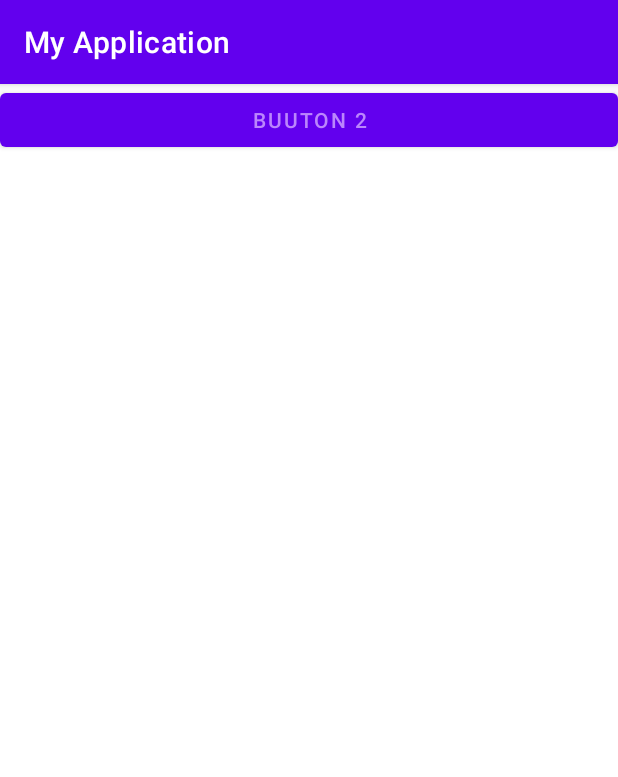
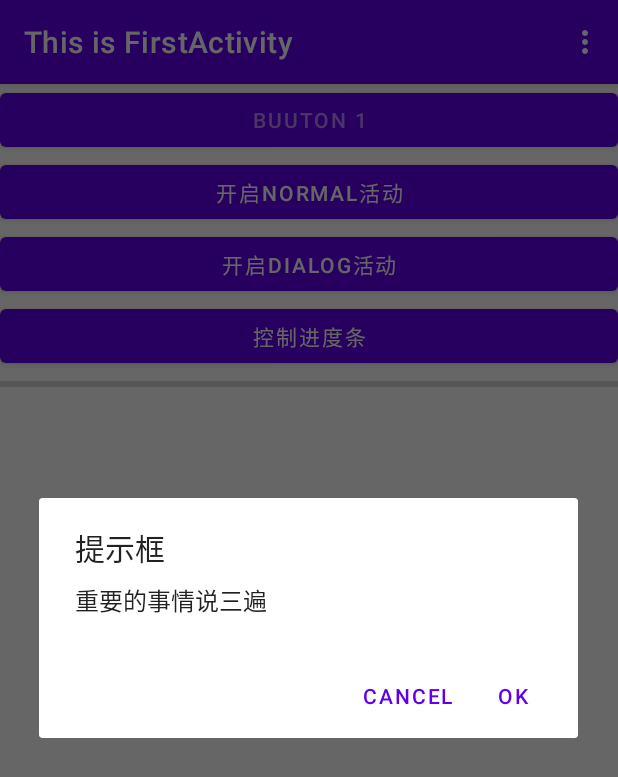
Before and after one commit to CalotteNeo/MyApplication2, an Android app: the screen it shows after launch (SecondActivity before the commit, FirstActivity after it), after a tap on "BUUTON 1", on a phone screen of 412 x 824 dp. Shown: the top 777 px of the screen. Run offline under Robolectric (Android 15) with nearby library versions, the phone set to English and light mode, and no system bars.

Commit message:
学习进度：3.2done

```diff
--- a/app/src/main/java/com/example/myapplication/FirstActivity.java
+++ b/app/src/main/java/com/example/myapplication/FirstActivity.java
@@ -3,8 +3,11 @@ package com.example.myapplication;
 import androidx.annotation.LongDef;
 import androidx.annotation.NonNull;
 import androidx.annotation.Nullable;
+import androidx.appcompat.app.AlertDialog;
 import androidx.appcompat.app.AppCompatActivity;
 
+import android.app.ProgressDialog;
+import android.content.DialogInterface;
 import android.content.Intent;
 import android.net.Uri;
 import android.os.Bundle;
@@ -13,11 +16,12 @@ import android.view.Menu;
 import android.view.MenuItem;
 import android.view.View;
 import android.widget.Button;
+import android.widget.ProgressBar;
 import android.widget.Toast;
 
 import org.jetbrains.annotations.NotNull;
 
-public class FirstActivity extends BasicActivity {
+public class FirstActivity extends AppCompatActivity implements View.OnClickListener{
 
     @Override
     protected void onCreate(Bundle savedInstanceState) {
@@ -26,13 +30,14 @@ public class FirstActivity extends BasicActivity {
         Log.d("FirstActivity","Task-id是"+getTaskId());
         setContentView(R.layout.first_layout);
         Button button1 = (Button)findViewById(R.id.button1);
-        // 用例：启动模式
-        button1.setOnClickListener(new View.OnClickListener() {
-            @Override
-            public void onClick(View v) {
-                SecondActivity.actionStart(FirstActivity.this,"data1","data2");
-            }
-        });
+        button1.setOnClickListener(this);
+//        // 用例：启动模式
+//        button1.setOnClickListener(new View.OnClickListener() {
+//            @Override
+//            public void onClick(View v) {
+//                SecondActivity.actionStart(FirstActivity.this,"data1","data2");
+//            }
+//        });
         // 用例1：显式/隐式Intent
 //        button1.setOnClickListener(new View.OnClickListener() {
 //            @Override
@@ -93,6 +98,24 @@ public class FirstActivity extends BasicActivity {
 //            String tempData = savedInstanceState.getString("data_key");
 //            Log.d("FirstActivity",tempData);
 //        }
+        Button control_progress = (Button) findViewById(R.id.control_progress);
+        ProgressBar progressBar = (ProgressBar) findViewById(R.id.progress_bar);
+        control_progress.setOnClickListener(this);
+//        control_progress.setOnClickListener(new View.OnClickListener() {
+//            @Override
+//            public void onClick(View v) {
+//                // 3.2 用例：点击按钮修改progressbar的可见性
+////                if (progressBar.getVisibility()==View.GONE){
+////                    progressBar.setVisibility(View.VISIBLE);
+////                }else {
+////                    progressBar.setVisibility(View.GONE);
+////                }
+//                int progress = progressBar.getProgress();
+//                progress = progress+10;
+//                progressBar.setProgress(progress);
+//
+//            }
+//        });
     }
 
     @Override
@@ -173,4 +196,38 @@ public class FirstActivity extends BasicActivity {
         String tempData = "你刚刚输入的内容";
         outState.putString("data_key",tempData);
     }
+
+    @Override
+    public void onClick(View v) {
+        switch (v.getId()){
+            case R.id.button1:
+                AlertDialog.Builder dialog = new AlertDialog.Builder(FirstActivity.this);
+                dialog.setTitle("提示框");
+                dialog.setMessage("重要的事情说三遍");
+                dialog.setCancelable(false);
+                dialog.setPositiveButton("OK", new DialogInterface.OnClickListener() {
+                    @Override
+                    public void onClick(DialogInterface dialog, int which) {
+
+                    }
+                });
+                dialog.setNegativeButton("Cancel", new DialogInterface.OnClickListener() {
+                    @Override
+                    public void onClick(DialogInterface dialog, int which) {
+
+                    }
+                });
+                dialog.show();
+                break;
+            case R.id.control_progress:
+                ProgressDialog progressDialog = new ProgressDialog(FirstActivity.this);
+                progressDialog.setTitle("这是一个progressDialog");
+                progressDialog.setMessage("Loading...");
+                progressDialog.setCancelable(false);
+                progressDialog.show();
+                break;
+            default:
+                break;
+        }
+    }
 }
--- a/app/src/main/res/layout/first_layout.xml
+++ b/app/src/main/res/layout/first_layout.xml
@@ -21,5 +21,16 @@
         android:layout_height="wrap_content"
         android:id="@+id/start_dialog_activity"
         android:text="开启dialog活动"/>
+    <Button
+        android:layout_width="match_parent"
+        android:layout_height="wrap_content"
+        android:id="@+id/control_progress"
+        android:text="控制进度条"/>
+    <ProgressBar
+        android:layout_width="match_parent"
+        android:layout_height="wrap_content"
+        style="?android:attr/progressBarStyleHorizontal"
+        android:max="100"
+        android:id="@+id/progress_bar"/>
 
 </LinearLayout>
```
Also changed, not shown: 1 other file.
